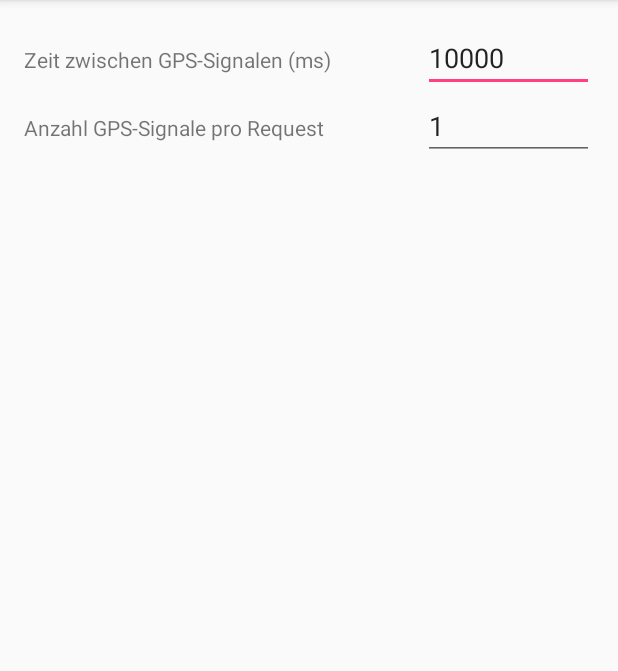
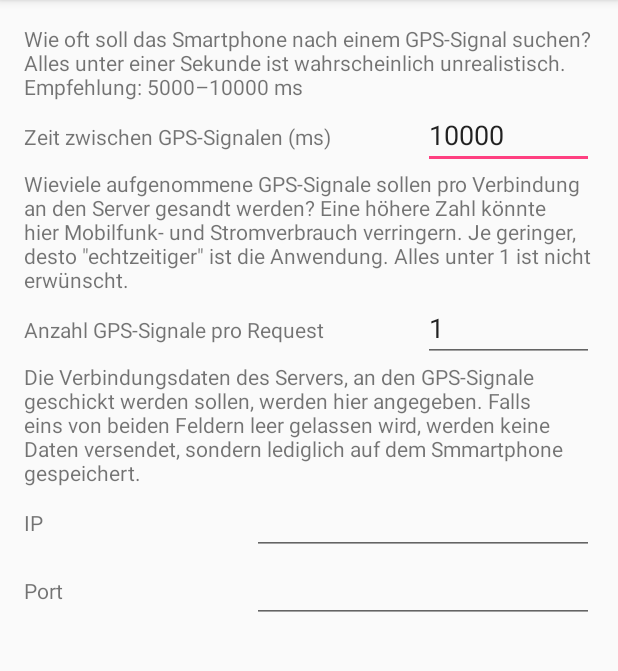
Before and after one commit to shiptrail/android-main, an Android app: the screen it shows after launch (SettingsActivity), in the options menu, after a tap on "Settings", on a phone screen of 412 x 824 dp, the part 84-755 px from its top. Run offline under Robolectric (Android 15) with nearby library versions, the phone set to English and light mode, and no system bars; pictures from the network do not load.

Commit message:
FE-46: SettingsActivity fertiggestellt. Dazu IP und Port hinzugefügt. Außerdem erklärende Texte.
Des weiteren kleine Fixes von anderem Zeugs.

Wenn man sich tracken lässt, versucht die App schon, den Einstellungen
entsprechend Requests zu senden. Failt noch kläglich, da kein passendes
Backend. Wenn man IP oder Port in den Settings frei lässt, versucht die
App nicht, zum scheitern verurteilte Requests zu senden.

Change-Id: Iafcd97806f74a10e0c06f3201f03ea5a77ba45af

```diff
--- a/app/src/main/java/de/h3adless/gpstracker/AppSettings.java
+++ b/app/src/main/java/de/h3adless/gpstracker/AppSettings.java
@@ -28,8 +28,8 @@ public class AppSettings extends Application {
     private static boolean TRACKING_ENABLED = false;
     private static Intent LOCATION_SERVICE_INTENT = null;
 
-    public static String SERVER_URL = null;
-    public static String SERVER_PORT = null;
+    public static String SERVER_URL = "";
+    public static String SERVER_PORT = "";
 
     public static long TRACKING_INTERVAL = 10000;
     public static int SEND_TOGETHER = 1;
@@ -39,7 +39,6 @@ public class AppSettings extends Application {
     public void onCreate() {
         super.onCreate();
         mainContext = this;
-        Log.d("AppSettings", "ONCREATE. maincontext: " + mainContext);
         loadDataFromFile();
     }
 
@@ -79,6 +78,24 @@ public class AppSettings extends Application {
         StorageHandler.save(mainContext, StorageHandler.STORAGE_SEND_TOGETHER, sendTogether);
     }
 
+    public static String getServerUrl() {
+        return SERVER_URL;
+    }
+
+    public static void setServerUrl(String serverUrl) {
+        SERVER_URL = serverUrl;
+        StorageHandler.save(mainContext, StorageHandler.STORAGE_SERVER_URL, serverUrl);
+    }
+
+    public static String getServerPort() {
+        return SERVER_PORT;
+    }
+
+    public static void setServerPort(String serverPort) {
+        SERVER_PORT = serverPort;
+        StorageHandler.save(mainContext, StorageHandler.STORAGE_SERVER_PORT, serverPort);
+    }
+
     private static void loadDataFromFile() {
         Serializable trackingEnabled = StorageHandler.load(mainContext, StorageHandler.STORAGE_TRACKING_BOOLEAN);
         if (trackingEnabled != null) {
@@ -103,6 +120,16 @@ public class AppSettings extends Application {
         if (sendTogether != null) {
             SEND_TOGETHER = (int) sendTogether;
         }
+
+        Serializable serverUrl = StorageHandler.load(mainContext, StorageHandler.STORAGE_SERVER_URL);
+        if (serverUrl != null) {
+            SERVER_URL = (String) serverUrl;
+        }
+
+        Serializable serverPort = StorageHandler.load(mainContext, StorageHandler.STORAGE_SERVER_PORT);
+        if (serverPort != null) {
+            SERVER_PORT = (String) serverPort;
+        }
     }
 
 }
--- a/app/src/main/java/de/h3adless/gpstracker/StorageHandler.java
+++ b/app/src/main/java/de/h3adless/gpstracker/StorageHandler.java
@@ -36,6 +36,14 @@ public class StorageHandler {
 	 * Type for Storage. Used for the int AppSettings.SEND_TOGETHER
 	 */
 	public static final String STORAGE_SEND_TOGETHER = "send_together";
+	/**
+	 * Type for Storage. Used for the String AppSettings.SERVER_URL
+	 */
+	public static final String STORAGE_SERVER_URL = "server_url";
+	/**
+	 * Type for Storage. Used for the String AppSettings.SERVER_PORT
+	 */
+	public static final String STORAGE_SERVER_PORT = "server_port";
 
 	/**
 	 * @param context the context to use.
--- a/app/src/main/java/de/h3adless/gpstracker/activities/MainActivity.java
+++ b/app/src/main/java/de/h3adless/gpstracker/activities/MainActivity.java
@@ -116,9 +116,6 @@ public class MainActivity extends AppCompatActivity {
     @Override
     public boolean onCreateOptionsMenu(Menu menu) {
         getMenuInflater().inflate(R.menu.menu_main, menu);
-        MenuItem item = menu.findItem(R.id.action_main_menu);
-        item.setVisible(false);
-        invalidateOptionsMenu();
         return true;
     }
 
@@ -130,7 +127,6 @@ public class MainActivity extends AppCompatActivity {
             Intent intent = new Intent(this, SettingsActivity.class);
             startActivity(intent);
         } else  if (id == R.id.action_list) {
-
             Intent intent = new Intent(this, TrackListActivity.class);
             startActivity(intent);
         }
@@ -231,7 +227,8 @@ public class MainActivity extends AppCompatActivity {
         });
         builder.setNegativeButton(R.string.cancel, new DialogInterface.OnClickListener() {
             public void onClick(DialogInterface dialog, int id) {
-                // User cancelled the dialog, so do nothing
+                // User cancelled the dialog, cancel the tracking
+                toggleTracking();
             }
         });
 
--- a/app/src/main/java/de/h3adless/gpstracker/activities/SettingsActivity.java
+++ b/app/src/main/java/de/h3adless/gpstracker/activities/SettingsActivity.java
@@ -17,6 +17,8 @@ public class SettingsActivity extends AppCompatActivity {
 
 	private EditText editTrackInterval;
 	private EditText editSendTogether;
+	private EditText editServerUrl;
+	private EditText editServerPort;
 
 	@Override
 	protected void onCreate(Bundle savedInstanceState) {
@@ -28,9 +30,13 @@ public class SettingsActivity extends AppCompatActivity {
 
 		editTrackInterval = (EditText) findViewById(R.id.activity_settings_edit_time_between_gps);
 		editSendTogether = (EditText) findViewById(R.id.activity_settings_edit_amount_to_send_together);
+		editServerUrl = (EditText) findViewById(R.id.activity_settings_edit_server_url);
+		editServerPort = (EditText) findViewById(R.id.activity_settings_edit_server_port);
 
 		editTrackInterval.setText(String.valueOf(AppSettings.getTrackingInterval()));
 		editSendTogether.setText(String.valueOf(AppSettings.getSendTogether()));
+		editServerUrl.setText(String.valueOf(AppSettings.getServerUrl()));
+		editServerPort.setText(String.valueOf(AppSettings.getServerPort()));
 	}
 
 	@Override
@@ -47,6 +53,7 @@ public class SettingsActivity extends AppCompatActivity {
 
 		switch (id) {
 			case R.id.action_settings_confirm:
+				//we dont want trackInterval or sendTogether to be empty. So we check it.
 				String trackInterval = editTrackInterval.getText().toString();
 				if (!trackInterval.equals("")) {
 					AppSettings.setTrackingInterval(Long.parseLong(trackInterval));
@@ -55,6 +62,11 @@ public class SettingsActivity extends AppCompatActivity {
 				if (!sendTogether.equals("")) {
 					AppSettings.setSendTogether(Integer.parseInt(sendTogether));
 				}
+
+				//if port/ip are empty, we dont send at all. so we dont have to check them
+				AppSettings.setServerUrl(editServerUrl.getText().toString());
+				AppSettings.setServerPort(editServerPort.getText().toString());
+
 				finish();
 			case R.id.action_settings_cancel:
 				finish();
--- a/app/src/main/java/de/h3adless/gpstracker/services/HttpRequest.java
+++ b/app/src/main/java/de/h3adless/gpstracker/services/HttpRequest.java
@@ -62,8 +62,22 @@ public class HttpRequest extends AsyncTask<TrackingLocation, Integer, Void> {
             out.flush();
             out.close();
 
-            // TODO RETRY?
+            // TODO retry?
             int responseCode = connection.getResponseCode();
+
+            //TODO read input?
+            /*
+            BufferedReader in = new BufferedReader(new InputStreamReader(
+                    connection.getInputStream()));
+
+            String answer = "";
+            String read;
+            while ((read = in.readLine()) != null) {
+                answer += read;
+            }
+            in.close();
+            //do stuff with answer
+            */
 
             connection.disconnect();
 
--- a/app/src/main/res/layout/content_settings.xml
+++ b/app/src/main/res/layout/content_settings.xml
@@ -11,6 +11,11 @@
     tools:showIn="@layout/activity_settings"
     tools:context=".activities.SettingsActivity"
     android:orientation="vertical">
+
+    <TextView
+        android:layout_width="match_parent"
+        android:layout_height="wrap_content"
+        android:text="@string/activity_settings_explaining_time"/>
 
     <LinearLayout
         android:layout_width="match_parent"
@@ -35,6 +40,11 @@
 
     </LinearLayout>
 
+    <TextView
+        android:layout_width="match_parent"
+        android:layout_height="wrap_content"
+        android:text="@string/activity_settings_explaining_sending"/>
+
     <LinearLayout
         android:layout_width="match_parent"
         android:layout_height="wrap_content"
@@ -58,6 +68,57 @@
 
     </LinearLayout>
 
+    <TextView
+        android:layout_width="match_parent"
+        android:layout_height="wrap_content"
+        android:text="@string/activity_settings_explaining_server"/>
+
+    <LinearLayout
+        android:layout_width="match_parent"
+        android:layout_height="wrap_content"
+        android:orientation="horizontal"
+        android:weightSum="1">
+
+        <TextView
+            android:layout_width="0dp"
+            android:layout_weight="0.4"
+            android:layout_height="wrap_content"
+            android:text="@string/activity_settings_server_url"/>
+
+        <EditText
+            android:id="@+id/activity_settings_edit_server_url"
+            android:layout_width="0dp"
+            android:layout_weight="0.6"
+            android:layout_height="wrap_content"
+            android:ems="15"
+            android:maxLength="15"
+            android:inputType="textUri"/>
+
+    </LinearLayout>
+
+    <LinearLayout
+        android:layout_width="match_parent"
+        android:layout_height="wrap_content"
+        android:orientation="horizontal"
+        android:weightSum="1">
+
+        <TextView
+            android:layout_width="0dp"
+            android:layout_weight="0.4"
+            android:layout_height="wrap_content"
+            android:text="@string/activity_settings_server_port"/>
+
+        <EditText
+            android:id="@+id/activity_settings_edit_server_port"
+            android:layout_width="0dp"
+            android:layout_weight="0.6"
+            android:layout_height="wrap_content"
+            android:ems="5"
+            android:maxLength="5"
+            android:inputType="number"/>
+
+    </LinearLayout>
+
 
 
 </LinearLayout>
--- a/app/src/main/res/menu/menu_main.xml
+++ b/app/src/main/res/menu/menu_main.xml
@@ -2,11 +2,6 @@
     xmlns:app="http://schemas.android.com/apk/res-auto"
     xmlns:tools="http://schemas.android.com/tools"
     tools:context=".activities.MainActivity">
-    <item
-        android:id="@+id/action_main_menu"
-        android:orderInCategory="100"
-        android:title="@string/main_menu"
-        app:showAsAction="never" />
     <item
         android:id="@+id/action_list"
         android:orderInCategory="100"
--- a/app/src/main/res/values/strings.xml
+++ b/app/src/main/res/values/strings.xml
@@ -31,6 +31,10 @@
 
     <string name="activity_settings_time_between_gps">Zeit zwischen GPS-Signalen (ms)</string>
     <string name="activity_settings_amount_to_send_together">Anzahl GPS-Signale pro Request</string>
-
+    <string name="activity_settings_server_url">IP</string>
+    <string name="activity_settings_server_port">Port</string>
+    <string name="activity_settings_explaining_server">Die Verbindungsdaten des Servers, an den GPS-Signale geschickt werden sollen, werden hier angegeben. Falls eins von beiden Feldern leer gelassen wird, werden keine Daten versendet, sondern lediglich auf dem Smmartphone gespeichert.</string>
+    <string name="activity_settings_explaining_time">Wie oft soll das Smartphone nach einem GPS-Signal suchen? Alles unter einer Sekunde ist wahrscheinlich unrealistisch. Empfehlung: 5000&#8211;10000 ms</string>
+    <string name="activity_settings_explaining_sending">Wieviele aufgenommene GPS-Signale sollen pro Verbindung an den Server gesandt werden? Eine höhere Zahl könnte hier Mobilfunk- und Stromverbrauch verringern. Je geringer, desto \"echtzeitiger\" ist die Anwendung. Alles unter 1 ist nicht erwünscht.</string>
 
 </resources>
```
